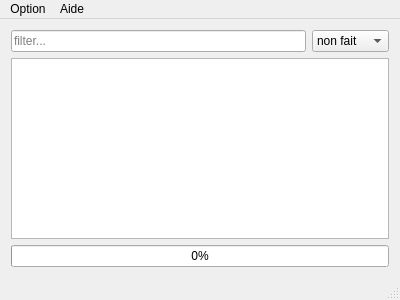
Before: the Qt Designer form mainwindow.ui in Ismailtaktak/check-ecn, drawn with Qt 5.
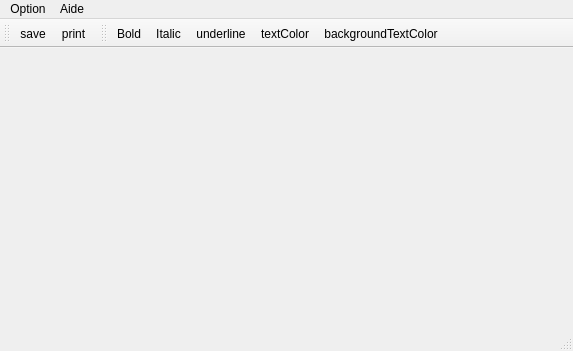
After: the same form once the commit is applied. Icons and pictures are not drawn.

The edit to the form file:
```diff
--- a/mainwindow.ui
+++ b/mainwindow.ui
@@ -6,8 +6,8 @@
    <rect>
     <x>0</x>
     <y>0</y>
-    <width>400</width>
-    <height>300</height>
+    <width>573</width>
+    <height>351</height>
    </rect>
   </property>
   <property name="windowTitle">
@@ -18,94 +18,7 @@
     <normaloff>:/checkecn.png</normaloff>:/checkecn.png</iconset>
   </property>
   <widget class="QWidget" name="centralWidget">
-   <layout class="QVBoxLayout" name="verticalLayout">
-    <item>
-     <layout class="QHBoxLayout" name="horizontalLayout">
-      <item>
-       <widget class="QLineEdit" name="lineEdit">
-        <property name="placeholderText">
-         <string>filter...</string>
-        </property>
-       </widget>
-      </item>
-      <item>
-       <widget class="QComboBox" name="comboBox">
-        <item>
-         <property name="text">
-          <string>non fait</string>
-         </property>
-         <property name="icon">
-          <iconset resource="gfx.qrc">
-           <normaloff>:/bad.gif</normaloff>:/bad.gif</iconset>
-         </property>
-        </item>
-        <item>
-         <property name="text">
-          <string>en cours</string>
-         </property>
-         <property name="icon">
-          <iconset resource="gfx.qrc">
-           <normaloff>:/tag.png</normaloff>:/tag.png</iconset>
-         </property>
-        </item>
-        <item>
-         <property name="text">
-          <string>fait</string>
-         </property>
-         <property name="icon">
-          <iconset resource="gfx.qrc">
-           <normaloff>:/valid.gif</normaloff>:/valid.gif</iconset>
-         </property>
-        </item>
-        <item>
-         <property name="text">
-          <string>tous</string>
-         </property>
-         <property name="icon">
-          <iconset resource="gfx.qrc">
-           <normaloff>:/all.gif</normaloff>:/all.gif</iconset>
-         </property>
-        </item>
-       </widget>
-      </item>
-     </layout>
-    </item>
-    <item>
-     <widget class="QTableView" name="tableView">
-      <property name="alternatingRowColors">
-       <bool>true</bool>
-      </property>
-      <property name="selectionMode">
-       <enum>QAbstractItemView::NoSelection</enum>
-      </property>
-      <property name="selectionBehavior">
-       <enum>QAbstractItemView::SelectRows</enum>
-      </property>
-      <property name="sortingEnabled">
-       <bool>true</bool>
-      </property>
-      <attribute name="horizontalHeaderStretchLastSection">
-       <bool>true</bool>
-      </attribute>
-      <attribute name="verticalHeaderVisible">
-       <bool>false</bool>
-      </attribute>
-     </widget>
-    </item>
-    <item>
-     <widget class="QProgressBar" name="progressBar">
-      <property name="value">
-       <number>0</number>
-      </property>
-      <property name="alignment">
-       <set>Qt::AlignCenter</set>
-      </property>
-      <property name="textVisible">
-       <bool>true</bool>
-      </property>
-     </widget>
-    </item>
-   </layout>
+   <layout class="QVBoxLayout" name="verticalLayout"/>
   </widget>
   <widget class="QStatusBar" name="statusBar"/>
   <widget class="QMenuBar" name="menuBar">
@@ -113,7 +26,7 @@
     <rect>
      <x>0</x>
      <y>0</y>
-     <width>400</width>
+     <width>573</width>
      <height>18</height>
     </rect>
    </property>
@@ -134,6 +47,35 @@
    <addaction name="menuOption"/>
    <addaction name="menuAbout"/>
   </widget>
+  <widget class="QToolBar" name="toolBar">
+   <property name="windowTitle">
+    <string>toolBar</string>
+   </property>
+   <attribute name="toolBarArea">
+    <enum>TopToolBarArea</enum>
+   </attribute>
+   <attribute name="toolBarBreak">
+    <bool>false</bool>
+   </attribute>
+   <addaction name="actionSave"/>
+   <addaction name="actionPrint"/>
+  </widget>
+  <widget class="QToolBar" name="toolBar_2">
+   <property name="windowTitle">
+    <string>toolBar_2</string>
+   </property>
+   <attribute name="toolBarArea">
+    <enum>TopToolBarArea</enum>
+   </attribute>
+   <attribute name="toolBarBreak">
+    <bool>false</bool>
+   </attribute>
+   <addaction name="actionBold"/>
+   <addaction name="actionItalic"/>
+   <addaction name="actionUnderline"/>
+   <addaction name="actionTextColor"/>
+   <addaction name="actionBackgroundTextColor"/>
+  </widget>
   <action name="actionAbout_Qt">
    <property name="text">
     <string>A propos de Qt</string>
@@ -149,6 +91,44 @@
     <string>Remise à zero</string>
    </property>
   </action>
+  <action name="actionBold">
+   <property name="checkable">
+    <bool>true</bool>
+   </property>
+   <property name="text">
+    <string>Bold</string>
+   </property>
+  </action>
+  <action name="actionItalic">
+   <property name="text">
+    <string>Italic</string>
+   </property>
+  </action>
+  <action name="actionUnderline">
+   <property name="text">
+    <string>underline</string>
+   </property>
+  </action>
+  <action name="actionSave">
+   <property name="text">
+    <string>save</string>
+   </property>
+  </action>
+  <action name="actionTextColor">
+   <property name="text">
+    <string>textColor</string>
+   </property>
+  </action>
+  <action name="actionBackgroundTextColor">
+   <property name="text">
+    <string>backgroundTextColor</string>
+   </property>
+  </action>
+  <action name="actionPrint">
+   <property name="text">
+    <string>print</string>
+   </property>
+  </action>
  </widget>
  <layoutdefault spacing="6" margin="11"/>
  <resources>
```
